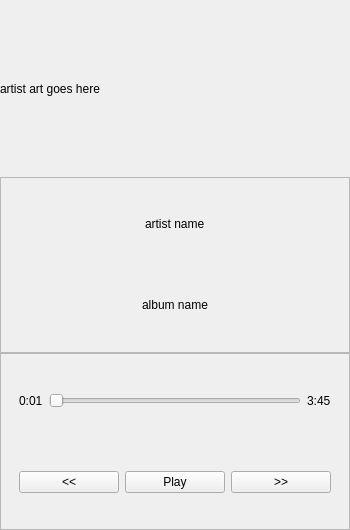
First picture: the form in offlinemode.ui, repository belijzajac/BerryPlayer, before the edit.
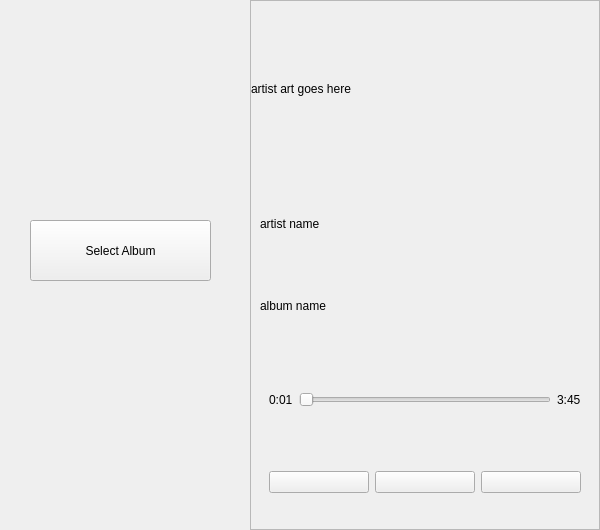
Second picture: the form after the edit. Icons and pictures are not drawn. Custom widgets are drawn as their Qt base class.

The edit to the form file:
```diff
--- a/offlinemode.ui
+++ b/offlinemode.ui
@@ -6,19 +6,72 @@
    <rect>
     <x>0</x>
     <y>0</y>
-    <width>350</width>
+    <width>600</width>
     <height>530</height>
    </rect>
   </property>
   <property name="maximumSize">
    <size>
-    <width>350</width>
+    <width>600</width>
     <height>530</height>
    </size>
   </property>
   <property name="windowTitle">
    <string>Form</string>
   </property>
+  <layout class="QHBoxLayout" name="horizontalLayout_3">
+   <property name="spacing">
+    <number>0</number>
+   </property>
+   <property name="leftMargin">
+    <number>0</number>
+   </property>
+   <property name="topMargin">
+    <number>0</number>
+   </property>
+   <property name="rightMargin">
+    <number>0</number>
+   </property>
+   <property name="bottomMargin">
+    <number>0</number>
+   </property>
+   <item>
+    <widget class="AlbumWidget" name="albumListWidget" native="true">
+     <widget class="QPushButton" name="selectAlbumButton">
+      <property name="geometry">
+       <rect>
+        <x>30</x>
+        <y>220</y>
+        <width>181</width>
+        <height>61</height>
+       </rect>
+      </property>
+      <property name="text">
+       <string>Select Album</string>
+      </property>
+     </widget>
+    </widget>
+   </item>
+   <item>
+    <widget class="QFrame" name="playerFrame">
+     <property name="maximumSize">
+      <size>
+       <width>350</width>
+       <height>530</height>
+      </size>
+     </property>
+     <property name="baseSize">
+      <size>
+       <width>350</width>
+       <height>530</height>
+      </size>
+     </property>
+     <property name="frameShape">
+      <enum>QFrame::StyledPanel</enum>
+     </property>
+     <property name="frameShadow">
+      <enum>QFrame::Raised</enum>
+     </property>
   <layout class="QVBoxLayout" name="verticalLayout_2">
    <property name="spacing">
     <number>0</number>
@@ -60,20 +113,20 @@
    <item>
     <widget class="QFrame" name="frame_2">
      <property name="frameShape">
-      <enum>QFrame::StyledPanel</enum>
+         <enum>QFrame::NoFrame</enum>
      </property>
      <property name="frameShadow">
       <enum>QFrame::Raised</enum>
      </property>
      <layout class="QVBoxLayout" name="verticalLayout">
-      <item alignment="Qt::AlignHCenter|Qt::AlignVCenter">
+         <item>
        <widget class="QLabel" name="artistLabel">
         <property name="text">
          <string>artist name</string>
         </property>
        </widget>
       </item>
-      <item alignment="Qt::AlignHCenter|Qt::AlignVCenter">
+         <item>
        <widget class="QLabel" name="albumLabel">
         <property name="text">
          <string>album name</string>
@@ -86,7 +139,7 @@
    <item>
     <widget class="QFrame" name="frame">
      <property name="frameShape">
-      <enum>QFrame::StyledPanel</enum>
+         <enum>QFrame::NoFrame</enum>
      </property>
      <property name="frameShadow">
       <enum>QFrame::Raised</enum>
@@ -137,22 +190,70 @@
          <item>
           <widget class="QPushButton" name="previousButton">
            <property name="text">
-            <string>&lt;&lt;</string>
+               <string/>
+              </property>
+              <property name="icon">
+               <iconset resource="res/resource.qrc">
+                <normaloff>:/icons/previous.png</normaloff>:/icons/previous.png</iconset>
+              </property>
+              <property name="iconSize">
+               <size>
+                <width>30</width>
+                <height>30</height>
+               </size>
+              </property>
+              <property name="flat">
+               <bool>false</bool>
            </property>
           </widget>
          </item>
          <item>
           <widget class="QPushButton" name="playButton">
            <property name="text">
-            <string>Play</string>
+               <string/>
+              </property>
+              <property name="icon">
+               <iconset resource="res/resource.qrc">
+                <normaloff>:/icons/play.png</normaloff>:/icons/play.png</iconset>
+              </property>
+              <property name="iconSize">
+               <size>
+                <width>40</width>
+                <height>40</height>
+               </size>
+              </property>
+              <property name="checkable">
+               <bool>false</bool>
+              </property>
+              <property name="autoDefault">
+               <bool>false</bool>
+              </property>
+              <property name="default">
+               <bool>false</bool>
+              </property>
+              <property name="flat">
+               <bool>false</bool>
            </property>
           </widget>
          </item>
          <item>
           <widget class="QPushButton" name="nextButton">
            <property name="text">
-            <string>&gt;&gt;</string>
-           </property>
+               <string/>
+              </property>
+              <property name="icon">
+               <iconset resource="res/resource.qrc">
+                <normaloff>:/icons/next.png</normaloff>:/icons/next.png</iconset>
+              </property>
+              <property name="iconSize">
+               <size>
+                <width>30</width>
+                <height>30</height>
+               </size>
+              </property>
+              <property name="flat">
+               <bool>false</bool>
+              </property>
           </widget>
          </item>
         </layout>
@@ -163,6 +264,19 @@
    </item>
   </layout>
  </widget>
- <resources/>
+   </item>
+  </layout>
+ </widget>
+ <customwidgets>
+  <customwidget>
+   <class>AlbumWidget</class>
+   <extends>QWidget</extends>
+   <header>albumwidget.h</header>
+   <container>1</container>
+  </customwidget>
+ </customwidgets>
+ <resources>
+  <include location="res/resource.qrc"/>
+ </resources>
  <connections/>
 </ui>
```
Lines whose indentation alone changed are shown as unchanged.
